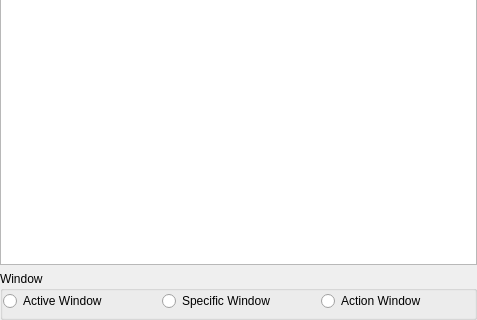
KDE/khotkeys, file kcm_hotkeys/actions/keyboard_input_action_widget.ui: the form before one commit; both pictures show x 0 to 477 and y 169 to 489 of the 477 by 489 pixel window.
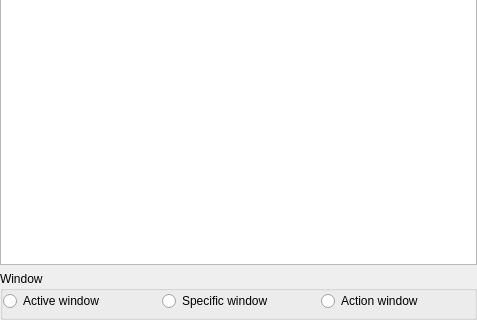
The form after the commit. Custom widgets are drawn as their Qt base class.

The edit to the form file:
```diff
--- a/kcm_hotkeys/actions/keyboard_input_action_widget.ui
+++ b/kcm_hotkeys/actions/keyboard_input_action_widget.ui
@@ -33,21 +33,21 @@
         <item>
          <widget class="QRadioButton" name="active_radio" >
           <property name="text" >
-           <string>Active Window</string>
+           <string>Active window</string>
           </property>
          </widget>
         </item>
         <item>
          <widget class="QRadioButton" name="specific_radio" >
           <property name="text" >
-           <string>Specific Window</string>
+           <string>Specific window</string>
           </property>
          </widget>
         </item>
         <item>
          <widget class="QRadioButton" name="action_radio" >
           <property name="text" >
-           <string>Action Window</string>
+           <string>Action window</string>
           </property>
          </widget>
         </item>
```
